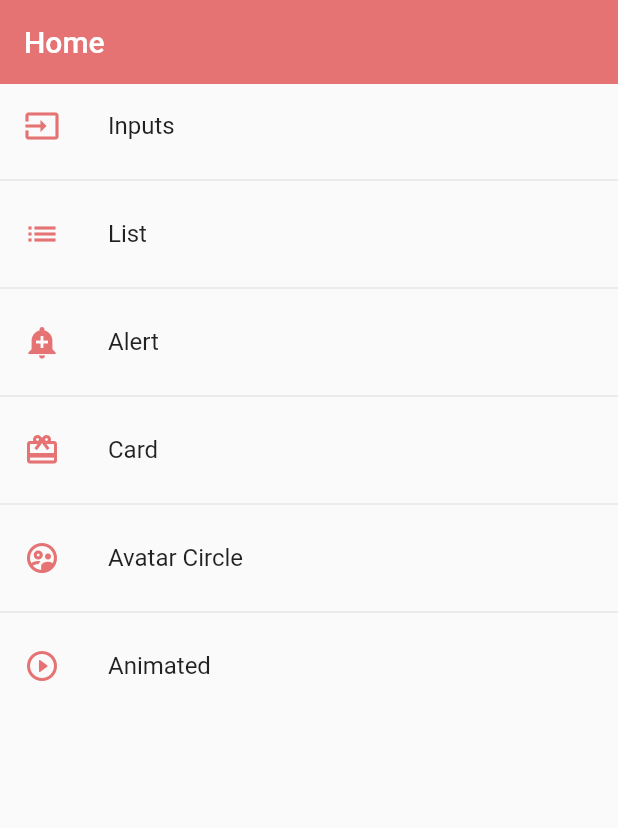
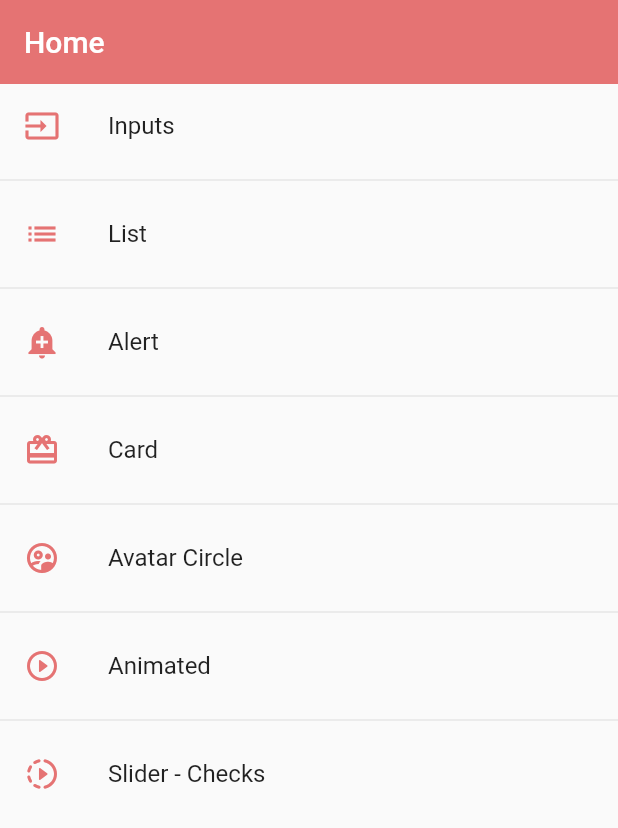
Before and after one commit to ReynaldoAlvarez/course-flutter, a Flutter app: the screen it shows after launch, on a phone screen of 412 x 824 dp. Shown: the top 828 px of the screen. Run offline on Flutter 3.47's test engine with Material 2 defaults, Android fonts, the phone set to English and light mode, and no system bars.

Commit message:
add slider

```diff
--- a/lib/router/app_routes.dart
+++ b/lib/router/app_routes.dart
@@ -36,6 +36,11 @@ class AppRoutes {
         icon: Icons.play_circle_outline_rounded,
         name: 'Animated',
         screen: const AnimatedScreen()),
+    MenuOption(
+        route: 'slider',
+        icon: Icons.slow_motion_video_rounded,
+        name: 'Slider - Checks',
+        screen: const SliderScreen()),
   ];
 
   static Map<String, Widget Function(BuildContext)> getAppRoutes() {
--- a/lib/screen/screen.dart
+++ b/lib/screen/screen.dart
@@ -1,3 +1,5 @@
+export 'package:fl_components/screen/slider_screen.dart';
+
 export 'package:fl_components/screen/inputs_screen.dart';
 
 export 'package:fl_components/screen/animated_screen.dart';
```
Also changed, not shown: lib/screen/slider_screen.dart (added, +46 -0 lines).
